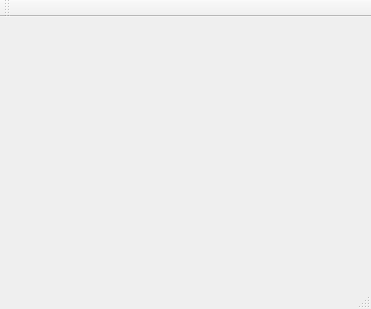
This is Client/client/mainwindow.ui in benclum11/bju-cps-111-team-blue-fall-2014 as Qt 5 draws it before an edit. The edited form follows.
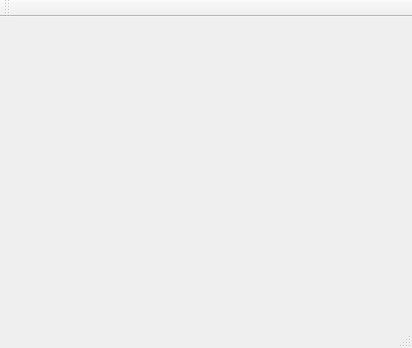
This is the edited form.

The edit to the form file:
```diff
--- a/Client/client/mainwindow.ui
+++ b/Client/client/mainwindow.ui
@@ -6,8 +6,8 @@
    <rect>
     <x>0</x>
     <y>0</y>
-    <width>371</width>
-    <height>309</height>
+    <width>412</width>
+    <height>348</height>
    </rect>
   </property>
   <property name="windowTitle">
```
Left out of the diff: 2 changed lines with no effect on the pictures.
